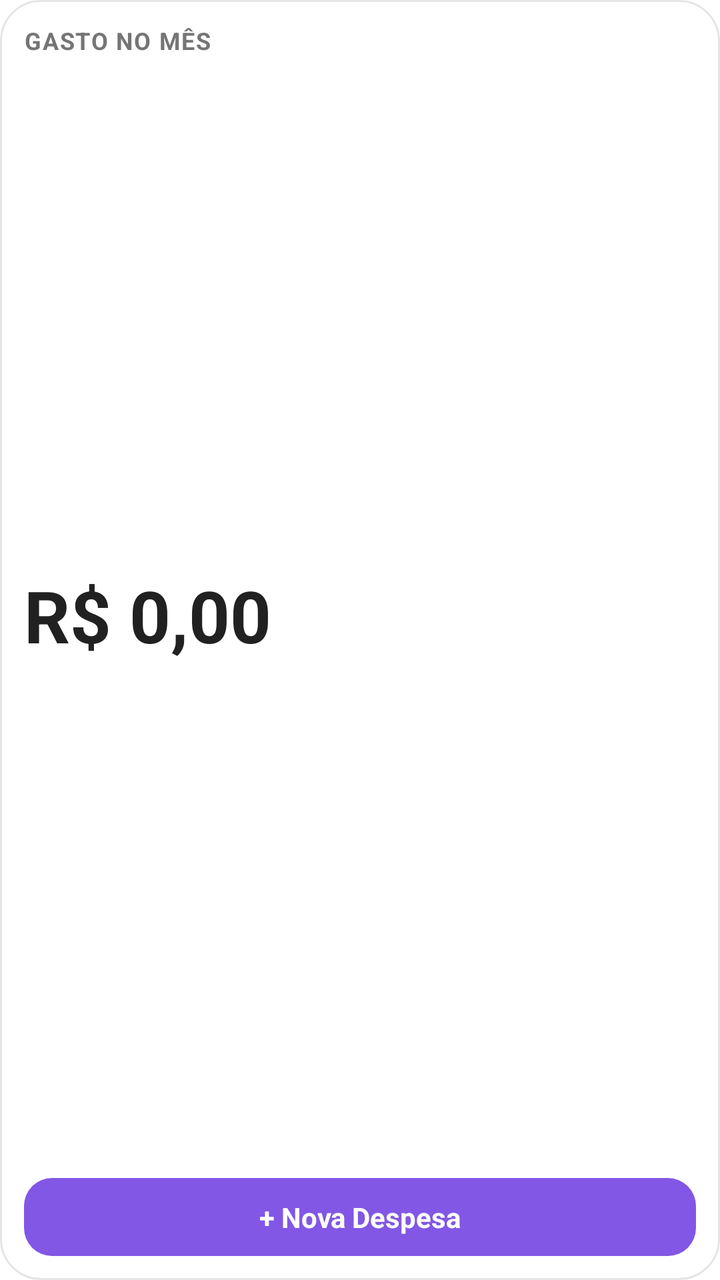
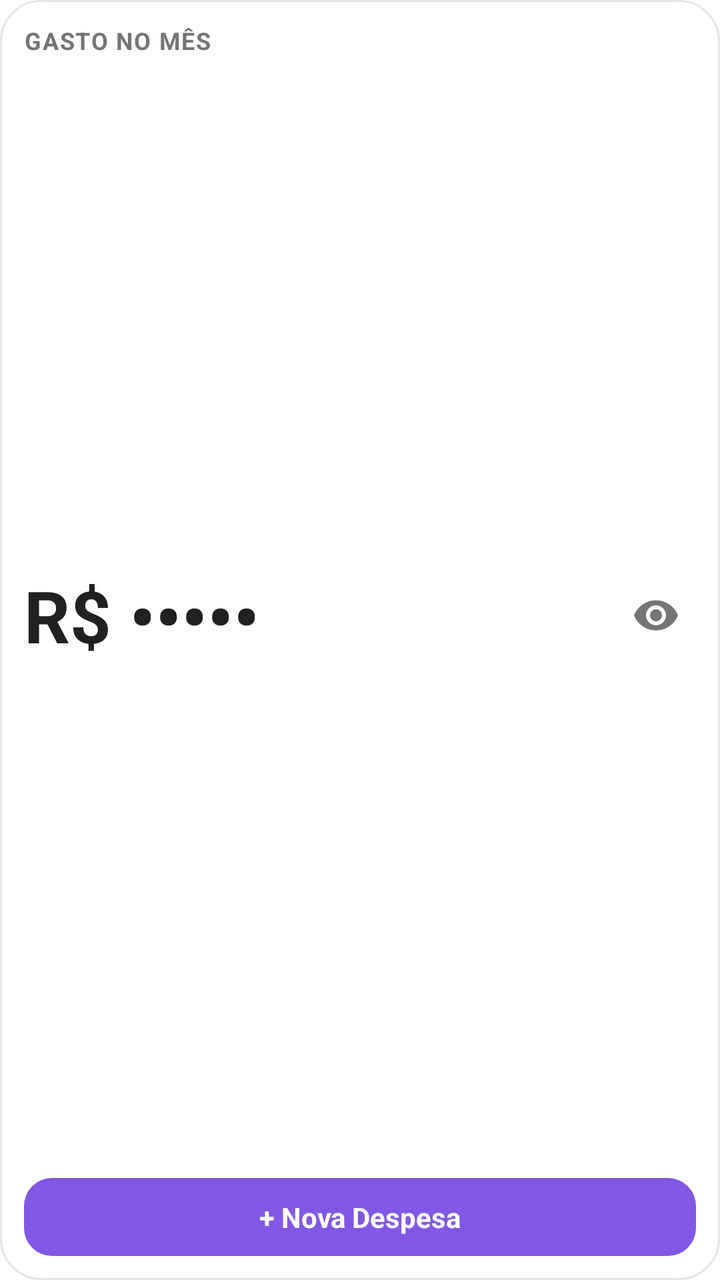

Compare the two renders of this Android layout. The source of the first and the diff that turns it into the second are given below.
<!-- AndroidManifest.xml: fallback theme Theme.MaterialComponents.DayNight.NoActionBar -->
<!-- res/layout/widget_layout.xml -->
<?xml version="1.0" encoding="utf-8"?>
<LinearLayout xmlns:android="http://schemas.android.com/apk/res/android"
    android:layout_width="match_parent"
    android:layout_height="match_parent"
    android:background="@drawable/widget_background"
    android:orientation="vertical"
    android:padding="12dp">

    <LinearLayout
        android:layout_width="match_parent"
        android:layout_height="0dp"
        android:layout_weight="1"
        android:gravity="center_vertical"
        android:orientation="vertical">

        <TextView
            android:layout_width="match_parent"
            android:layout_height="wrap_content"
            android:autoSizeMaxTextSize="12sp"
            android:autoSizeMinTextSize="8sp"
            android:autoSizeTextType="uniform"
            android:letterSpacing="0.05"
            android:maxLines="1"
            android:text="Gasto no Mês"
            android:textAllCaps="true"
            android:textColor="@color/widget_text_secondary"
            android:textSize="12sp"
            android:textStyle="bold" />

        <TextView
            android:id="@+id/tv_monthly_spent"
            android:layout_width="match_parent"
            android:layout_height="match_parent"
            android:layout_marginTop="2dp"
            android:layout_marginBottom="4dp"
            android:autoSizeMaxTextSize="36sp"
            android:autoSizeMinTextSize="12sp"
            android:autoSizeStepGranularity="1sp"
            android:autoSizeTextType="uniform"
            android:gravity="center_vertical|start"
            android:maxLines="1"
            android:text="R$ 0,00"
            android:textColor="@color/widget_text_primary"
            android:textStyle="bold" />
    </LinearLayout>

    <TextView
        android:id="@+id/btn_add_expense"
        android:layout_width="match_parent"
        android:layout_height="wrap_content"
        android:autoSizeMaxTextSize="14sp"
        android:autoSizeMinTextSize="8sp"
        android:autoSizeStepGranularity="1sp"
        android:autoSizeTextType="uniform"
        android:background="@drawable/widget_button_background"
        android:gravity="center"
        android:maxLines="1"
        android:paddingLeft="8dp"
        android:paddingTop="10dp"
        android:paddingRight="8dp"
        android:paddingBottom="10dp"
        android:text="+ Nova Despesa"
        android:textColor="@color/widget_btn_text"
        android:textSize="14sp"
        android:textStyle="bold" />

</LinearLayout>
<!-- resources referenced by this layout -->
<resources>
  <color name="widget_btn_text">#FFFFFF</color>
  <color name="widget_text_primary">#212121</color>
  <color name="widget_text_secondary">#757575</color>
  <!-- drawable widget_background (drawable) -->
  <?xml version="1.0" encoding="utf-8"?>
  <shape xmlns:android="http://schemas.android.com/apk/res/android">
      <solid android:color="@color/widget_bg" />
      <corners android:radius="20dp" />
      <stroke
          android:width="1dp"
          android:color="#1A000000" />
  </shape>
  <!-- drawable widget_button_background (drawable) -->
  <?xml version="1.0" encoding="utf-8"?>
  <shape xmlns:android="http://schemas.android.com/apk/res/android">
      <solid android:color="@color/widget_btn_bg" />
      <corners android:radius="14dp" />
  </shape>
  <color name="widget_bg">#FFFFFF</color>
  <color name="widget_btn_bg">#8257E5</color>
</resources>

<!-- the commit's change to res/layout/widget_layout.xml (unified diff, before → after) -->
@@ -27,21 +27,39 @@
             android:textSize="12sp"
             android:textStyle="bold" />
 
-        <TextView
-            android:id="@+id/tv_monthly_spent"
+        <LinearLayout
             android:layout_width="match_parent"
             android:layout_height="match_parent"
             android:layout_marginTop="2dp"
             android:layout_marginBottom="4dp"
-            android:autoSizeMaxTextSize="36sp"
-            android:autoSizeMinTextSize="12sp"
-            android:autoSizeStepGranularity="1sp"
-            android:autoSizeTextType="uniform"
-            android:gravity="center_vertical|start"
-            android:maxLines="1"
-            android:text="R$ 0,00"
-            android:textColor="@color/widget_text_primary"
-            android:textStyle="bold" />
+            android:gravity="center_vertical"
+            android:orientation="horizontal">
+
+            <TextView
+                android:id="@+id/tv_monthly_spent"
+                android:layout_width="0dp"
+                android:layout_height="match_parent"
+                android:layout_weight="1"
+                android:autoSizeMaxTextSize="36sp"
+                android:autoSizeMinTextSize="12sp"
+                android:autoSizeStepGranularity="1sp"
+                android:autoSizeTextType="uniform"
+                android:gravity="center_vertical|start"
+                android:maxLines="1"
+                android:text="R$ •••••"
+                android:textColor="@color/widget_text_primary"
+                android:textStyle="bold" />
+
+            <ImageButton
+                android:id="@+id/btn_toggle_visibility"
+                android:layout_width="40dp"
+                android:layout_height="40dp"
+                android:background="?android:attr/selectableItemBackgroundBorderless"
+                android:contentDescription="Mostrar gasto do mês por cinco segundos"
+                android:padding="8dp"
+                android:src="@drawable/ic_visibility"
+                android:tint="@color/widget_text_secondary" />
+        </LinearLayout>
     </LinearLayout>
 
     <TextView
<!-- resource entries referenced after the edit -->
@@ -3,6 +3,16 @@
   <color name="widget_btn_text">#FFFFFF</color>
   <color name="widget_text_primary">#212121</color>
   <color name="widget_text_secondary">#757575</color>
+  <!-- drawable ic_visibility (drawable) -->
+  <vector xmlns:android="http://schemas.android.com/apk/res/android"
+      android:width="24dp"
+      android:height="24dp"
+      android:viewportWidth="24"
+      android:viewportHeight="24">
+      <path
+          android:fillColor="#FF757575"
+          android:pathData="M12,4.5C7,4.5 2.73,7.61 1,12c1.73,4.39 6,7.5 11,7.5s9.27,-3.11 11,-7.5c-1.73,-4.39 -6,-7.5 -11,-7.5zM12,17c-2.76,0 -5,-2.24 -5,-5s2.24,-5 5,-5 5,2.24 5,5 -2.24,5 -5,5zM12,9c-1.66,0 -3,1.34 -3,3s1.34,3 3,3 3,-1.34 3,-3 -1.34,-3 -3,-3z" />
+  </vector>
   <!-- drawable widget_background (drawable) -->
   <?xml version="1.0" encoding="utf-8"?>
   <shape xmlns:android="http://schemas.android.com/apk/res/android">
